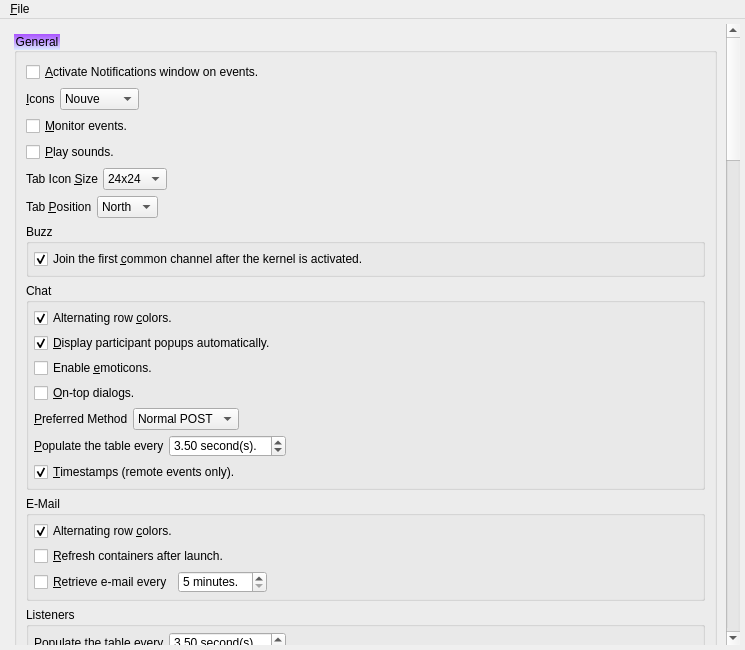
textbrowser/spot-on, file branches/trunk/GoldBug-UI/spot-on-options.ui: the form before one commit.
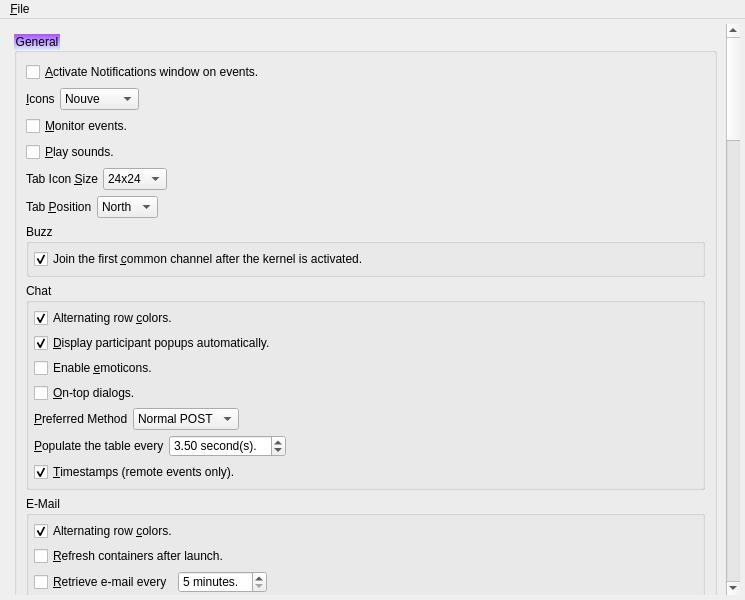
The form after the commit. Icons and pictures are not drawn.

What changed in the file:
```diff
--- a/branches/trunk/GoldBug-UI/spot-on-options.ui
+++ b/branches/trunk/GoldBug-UI/spot-on-options.ui
@@ -7,7 +7,7 @@
     <x>0</x>
     <y>0</y>
     <width>745</width>
-    <height>650</height>
+    <height>600</height>
    </rect>
   </property>
   <property name="windowIcon">
@@ -34,9 +34,9 @@
        <property name="geometry">
         <rect>
          <x>0</x>
-         <y>-1184</y>
-         <width>730</width>
-         <height>3529</height>
+         <y>0</y>
+         <width>741</width>
+         <height>3785</height>
         </rect>
        </property>
        <layout class="QVBoxLayout" name="verticalLayout_25">
```
Left out of the diff: 2 changed lines with no effect on the pictures.
